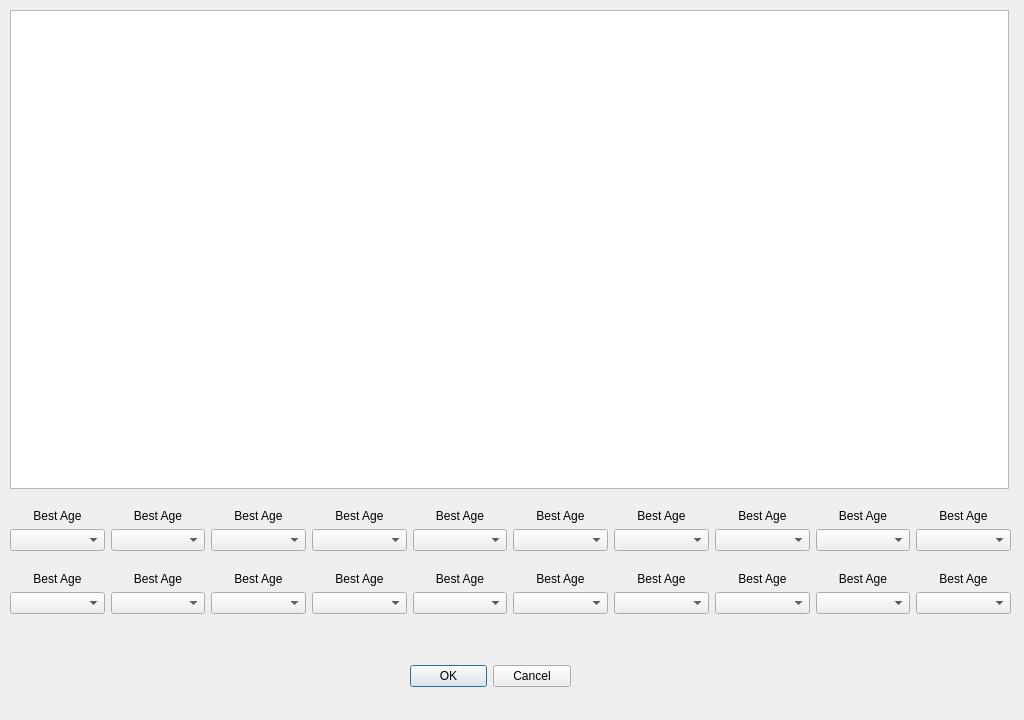
Before: the Qt Designer form ui/import_wizard.ui in kathrynmetcalf/GeoCORK, drawn with Qt 5.
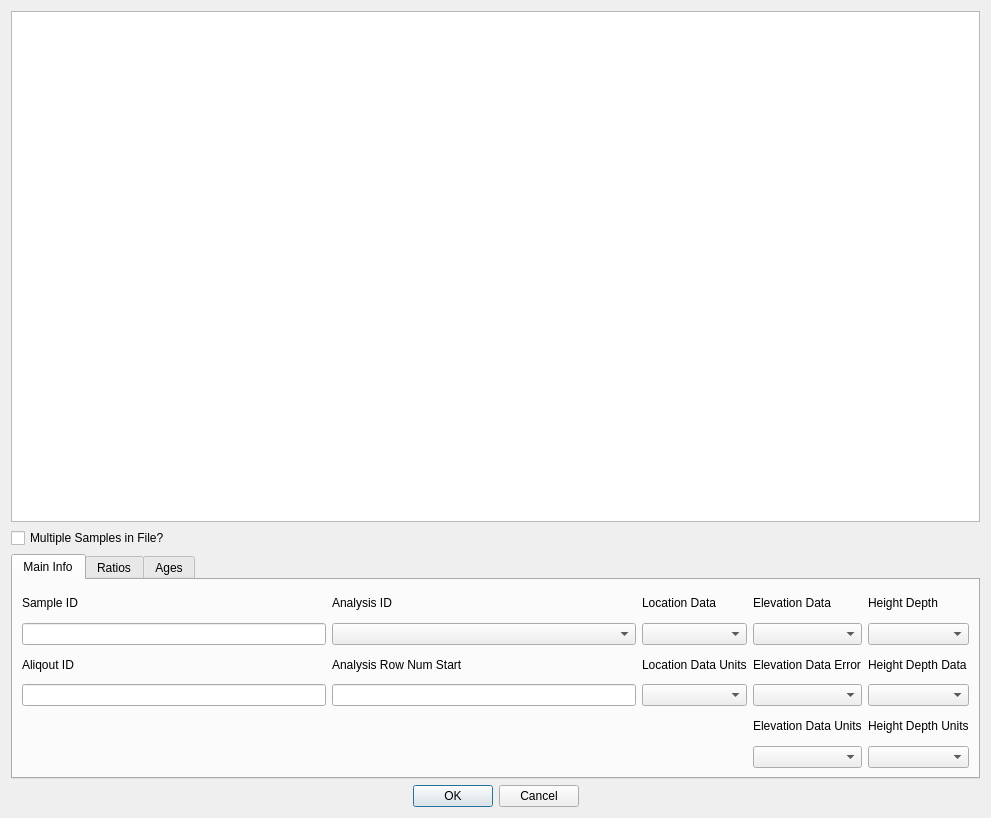
After: the same form once the commit is applied.

Diff of the .ui file:
```diff
--- a/ui/import_wizard.ui
+++ b/ui/import_wizard.ui
@@ -6,323 +6,503 @@
    <rect>
     <x>0</x>
     <y>0</y>
-    <width>1024</width>
-    <height>720</height>
+    <width>991</width>
+    <height>818</height>
    </rect>
   </property>
   <property name="minimumSize">
    <size>
-    <width>1024</width>
-    <height>720</height>
+    <width>512</width>
+    <height>360</height>
    </size>
   </property>
   <property name="maximumSize">
    <size>
-    <width>1024</width>
-    <height>720</height>
+    <width>9999999</width>
+    <height>9999999</height>
    </size>
   </property>
   <property name="windowTitle">
    <string>Dialog</string>
   </property>
-  <widget class="QDialogButtonBox" name="buttonBox">
-   <property name="geometry">
-    <rect>
-     <x>410</x>
-     <y>660</y>
-     <width>161</width>
-     <height>32</height>
-    </rect>
-   </property>
-   <property name="orientation">
-    <enum>Qt::Horizontal</enum>
-   </property>
-   <property name="standardButtons">
-    <set>QDialogButtonBox::Cancel|QDialogButtonBox::Ok</set>
-   </property>
-  </widget>
-  <widget class="QWidget" name="gridLayoutWidget_2">
-   <property name="geometry">
-    <rect>
-     <x>10</x>
-     <y>493</y>
-     <width>1001</width>
-     <height>121</height>
-    </rect>
-   </property>
-   <layout class="QGridLayout" name="gridLayout_2">
-    <item row="3" column="0">
-     <widget class="QComboBox" name="comboBox"/>
-    </item>
-    <item row="3" column="2">
-     <widget class="QComboBox" name="comboBox_3"/>
-    </item>
-    <item row="3" column="7">
-     <widget class="QComboBox" name="comboBox_6"/>
-    </item>
-    <item row="6" column="0">
-     <widget class="QLabel" name="label_11">
+  <layout class="QVBoxLayout" name="verticalLayout">
+   <item>
+    <widget class="QTableView" name="tableView">
+     <property name="statusTip">
+      <string/>
+     </property>
+     <property name="whatsThis">
+      <string/>
+     </property>
+    </widget>
+   </item>
+   <item>
+    <widget class="QCheckBox" name="checkBox">
+     <property name="text">
+      <string>Multiple Samples in File?</string>
+     </property>
+    </widget>
+   </item>
+   <item>
+    <widget class="QTabWidget" name="tabWidget">
+     <property name="maximumSize">
+      <size>
+       <width>16777215</width>
+       <height>225</height>
+      </size>
+     </property>
+     <property name="currentIndex">
+      <number>0</number>
+     </property>
+     <widget class="QWidget" name="maininfo_tab">
+      <attribute name="title">
+       <string>Main Info</string>
+      </attribute>
+      <layout class="QGridLayout" name="gridLayout_3">
+       <item row="0" column="1">
+        <widget class="QLabel" name="label_20">
       <property name="text">
-       <string>Best Age</string>
-      </property>
-      <property name="alignment">
-       <set>Qt::AlignBottom|Qt::AlignHCenter</set>
+          <string>Analysis ID</string>
+         </property>
+         <property name="wordWrap">
+          <bool>true</bool>
       </property>
      </widget>
     </item>
-    <item row="3" column="3">
-     <widget class="QComboBox" name="comboBox_4"/>
-    </item>
-    <item row="3" column="12">
-     <widget class="QComboBox" name="comboBox_9"/>
-    </item>
-    <item row="3" column="1">
-     <widget class="QComboBox" name="comboBox_2"/>
-    </item>
-    <item row="3" column="8">
-     <widget class="QComboBox" name="comboBox_7"/>
-    </item>
-    <item row="3" column="13">
-     <widget class="QComboBox" name="comboBox_10"/>
-    </item>
-    <item row="3" column="4">
-     <widget class="QComboBox" name="comboBox_5"/>
-    </item>
-    <item row="7" column="0">
+       <item row="1" column="4">
      <widget class="QComboBox" name="comboBox_11"/>
     </item>
-    <item row="7" column="1">
-     <widget class="QComboBox" name="comboBox_12"/>
-    </item>
-    <item row="1" column="0">
-     <widget class="QLabel" name="label">
-      <property name="text">
-       <string>Best Age</string>
-      </property>
-      <property name="alignment">
-       <set>Qt::AlignBottom|Qt::AlignHCenter</set>
-      </property>
-     </widget>
-    </item>
-    <item row="3" column="10">
-     <widget class="QComboBox" name="comboBox_8"/>
-    </item>
-    <item row="6" column="1">
-     <widget class="QLabel" name="label_13">
-      <property name="text">
-       <string>Best Age</string>
-      </property>
-      <property name="alignment">
-       <set>Qt::AlignBottom|Qt::AlignHCenter</set>
-      </property>
-     </widget>
-    </item>
-    <item row="7" column="2">
-     <widget class="QComboBox" name="comboBox_13"/>
-    </item>
-    <item row="7" column="3">
-     <widget class="QComboBox" name="comboBox_14"/>
-    </item>
-    <item row="7" column="4">
-     <widget class="QComboBox" name="comboBox_16"/>
-    </item>
-    <item row="7" column="7">
-     <widget class="QComboBox" name="comboBox_15"/>
-    </item>
-    <item row="7" column="8">
-     <widget class="QComboBox" name="comboBox_17"/>
-    </item>
-    <item row="6" column="2">
-     <widget class="QLabel" name="label_17">
-      <property name="text">
-       <string>Best Age</string>
-      </property>
-      <property name="alignment">
-       <set>Qt::AlignBottom|Qt::AlignHCenter</set>
-      </property>
-     </widget>
-    </item>
-    <item row="6" column="3">
-     <widget class="QLabel" name="label_16">
-      <property name="text">
-       <string>Best Age</string>
-      </property>
-      <property name="alignment">
-       <set>Qt::AlignBottom|Qt::AlignHCenter</set>
-      </property>
-     </widget>
-    </item>
-    <item row="6" column="4">
-     <widget class="QLabel" name="label_15">
-      <property name="text">
-       <string>Best Age</string>
-      </property>
-      <property name="alignment">
-       <set>Qt::AlignBottom|Qt::AlignHCenter</set>
-      </property>
-     </widget>
-    </item>
-    <item row="6" column="7">
+       <item row="3" column="2">
+        <widget class="QComboBox" name="comboBox_5"/>
+       </item>
+       <item row="2" column="0">
      <widget class="QLabel" name="label_19">
       <property name="text">
-       <string>Best Age</string>
-      </property>
-      <property name="alignment">
-       <set>Qt::AlignBottom|Qt::AlignHCenter</set>
+          <string>Aliqout ID</string>
+         </property>
+         <property name="wordWrap">
+          <bool>true</bool>
       </property>
      </widget>
     </item>
-    <item row="6" column="8">
+       <item row="3" column="0">
+        <widget class="QLineEdit" name="lineEdit_2">
+         <property name="toolTip">
+          <string>Aliqout ID must be unique</string>
+         </property>
+        </widget>
+       </item>
+       <item row="0" column="0">
      <widget class="QLabel" name="label_18">
-      <property name="text">
-       <string>Best Age</string>
-      </property>
-      <property name="alignment">
-       <set>Qt::AlignBottom|Qt::AlignHCenter</set>
-      </property>
-     </widget>
-    </item>
-    <item row="6" column="10">
-     <widget class="QLabel" name="label_20">
+         <property name="toolTip">
+          <string>Sample ID must be unique</string>
+         </property>
       <property name="text">
-       <string>Best Age</string>
-      </property>
-      <property name="alignment">
-       <set>Qt::AlignBottom|Qt::AlignHCenter</set>
+          <string>Sample ID</string>
+         </property>
+         <property name="wordWrap">
+          <bool>true</bool>
       </property>
      </widget>
     </item>
-    <item row="6" column="12">
-     <widget class="QLabel" name="label_22">
-      <property name="text">
-       <string>Best Age</string>
-      </property>
-      <property name="alignment">
-       <set>Qt::AlignBottom|Qt::AlignHCenter</set>
-      </property>
-     </widget>
-    </item>
-    <item row="6" column="13">
+       <item row="3" column="1">
+        <widget class="QLineEdit" name="lineEdit_3"/>
+       </item>
+       <item row="2" column="1">
      <widget class="QLabel" name="label_21">
       <property name="text">
-       <string>Best Age</string>
-      </property>
-      <property name="alignment">
-       <set>Qt::AlignBottom|Qt::AlignHCenter</set>
+          <string>Analysis Row Num Start</string>
+         </property>
+         <property name="wordWrap">
+          <bool>true</bool>
       </property>
      </widget>
     </item>
-    <item row="1" column="1">
-     <widget class="QLabel" name="label_4">
+       <item row="2" column="2">
+        <widget class="QLabel" name="label_23">
       <property name="text">
-       <string>Best Age</string>
-      </property>
-      <property name="alignment">
-       <set>Qt::AlignBottom|Qt::AlignHCenter</set>
+          <string>Location Data Units</string>
+         </property>
+         <property name="wordWrap">
+          <bool>true</bool>
       </property>
      </widget>
     </item>
+       <item row="1" column="3">
+        <widget class="QComboBox" name="comboBox_6"/>
+       </item>
+       <item row="1" column="0">
+        <widget class="QLineEdit" name="lineEdit">
+         <property name="toolTip">
+          <string>Sample ID must be unique</string>
+         </property>
+         <property name="whatsThis">
+          <string/>
+         </property>
+        </widget>
+       </item>
+       <item row="0" column="2">
+        <widget class="QLabel" name="label_22">
+         <property name="text">
+          <string>Location Data</string>
+         </property>
+         <property name="wordWrap">
+          <bool>true</bool>
+         </property>
+        </widget>
+       </item>
+       <item row="5" column="3">
+        <widget class="QComboBox" name="comboBox_8"/>
+       </item>
+       <item row="5" column="4">
+        <widget class="QComboBox" name="comboBox_9"/>
+       </item>
     <item row="1" column="2">
-     <widget class="QLabel" name="label_3">
+        <widget class="QComboBox" name="comboBox_4"/>
+       </item>
+       <item row="3" column="4">
+        <widget class="QComboBox" name="comboBox_10"/>
+       </item>
+       <item row="1" column="1">
+        <widget class="QComboBox" name="comboBox_3"/>
+       </item>
+       <item row="3" column="3">
+        <widget class="QComboBox" name="comboBox_7"/>
+       </item>
+       <item row="4" column="3">
+        <widget class="QLabel" name="label_24">
       <property name="text">
-       <string>Best Age</string>
-      </property>
-      <property name="alignment">
-       <set>Qt::AlignBottom|Qt::AlignHCenter</set>
-      </property>
-     </widget>
+          <string>Elevation Data Units</string>
+         </property>
+         <property name="wordWrap">
+          <bool>true</bool>
+         </property>
+        </widget>
+       </item>
+       <item row="4" column="4">
+        <widget class="QLabel" name="label_25">
+         <property name="text">
+          <string>Height Depth Units</string>
+         </property>
+         <property name="wordWrap">
+          <bool>true</bool>
+         </property>
+        </widget>
+       </item>
+       <item row="2" column="3">
+        <widget class="QLabel" name="label_26">
+         <property name="text">
+          <string>Elevation Data Error</string>
+         </property>
+         <property name="wordWrap">
+          <bool>true</bool>
+         </property>
+        </widget>
+       </item>
+       <item row="2" column="4">
+        <widget class="QLabel" name="label_27">
+         <property name="text">
+          <string>Height Depth Data</string>
+         </property>
+         <property name="wordWrap">
+          <bool>true</bool>
+         </property>
+        </widget>
+       </item>
+       <item row="0" column="3">
+        <widget class="QLabel" name="label_28">
+         <property name="text">
+          <string>Elevation Data</string>
+         </property>
+         <property name="wordWrap">
+          <bool>true</bool>
+         </property>
+        </widget>
+       </item>
+       <item row="0" column="4">
+        <widget class="QLabel" name="label_29">
+         <property name="text">
+          <string>Height Depth</string>
+         </property>
+         <property name="wordWrap">
+          <bool>true</bool>
+         </property>
+        </widget>
+       </item>
+      </layout>
+     </widget>
+     <widget class="QWidget" name="ratios_tab">
+      <attribute name="title">
+       <string>Ratios</string>
+      </attribute>
+      <layout class="QGridLayout" name="gridLayout_2">
+       <item row="3" column="1">
+        <widget class="QLabel" name="label_10">
+         <property name="text">
+          <string>Pb206 / Pb207 Ratio Sigma</string>
+         </property>
+         <property name="wordWrap">
+          <bool>true</bool>
+         </property>
+        </widget>
+       </item>
+       <item row="2" column="1">
+        <widget class="QComboBox" name="pb206pb207ratio_combobox"/>
+       </item>
+       <item row="5" column="3">
+        <widget class="QComboBox" name="pb206U2387ratiosigma_combobox"/>
+       </item>
+       <item row="3" column="0">
+        <widget class="QLabel" name="label_15">
+         <property name="text">
+          <string>U / Th Ratio</string>
+         </property>
+        </widget>
+       </item>
+       <item row="2" column="2">
+        <widget class="QComboBox" name="pb207U235ratio_combobox"/>
+       </item>
+       <item row="5" column="2">
+        <widget class="QComboBox" name="pb207U235ratiosigma_combobox"/>
+       </item>
+       <item row="0" column="2">
+        <widget class="QLabel" name="label_14">
+         <property name="text">
+          <string>Pb207 / U235 Ratio</string>
+         </property>
+         <property name="wordWrap">
+          <bool>true</bool>
+         </property>
+        </widget>
+       </item>
+       <item row="5" column="0">
+        <widget class="QComboBox" name="comboBox_2"/>
+       </item>
+       <item row="0" column="3">
+        <widget class="QLabel" name="label_12">
+         <property name="text">
+          <string>Pb206 / U238 Ratio</string>
+         </property>
+         <property name="wordWrap">
+          <bool>true</bool>
+         </property>
+        </widget>
+       </item>
+       <item row="5" column="1">
+        <widget class="QComboBox" name="pb206pb207ratiosigma_combobox"/>
+       </item>
+       <item row="0" column="0">
+        <widget class="QLabel" name="label_13">
+         <property name="text">
+          <string>Pb206 / Pb204 Ratio</string>
+         </property>
+        </widget>
+       </item>
+       <item row="2" column="0">
+        <widget class="QComboBox" name="comboBox"/>
+       </item>
+       <item row="3" column="2">
+        <widget class="QLabel" name="label_11">
+         <property name="text">
+          <string>Pb207 / U235 Ratio Sigma</string>
+         </property>
+         <property name="wordWrap">
+          <bool>true</bool>
+         </property>
+        </widget>
+       </item>
+       <item row="3" column="3">
+        <widget class="QLabel" name="label_16">
+         <property name="text">
+          <string>Pb206 / U238 Ratio Sigma</string>
+         </property>
+         <property name="wordWrap">
+          <bool>true</bool>
+         </property>
+        </widget>
+       </item>
+       <item row="0" column="1">
+        <widget class="QLabel" name="label_17">
+         <property name="text">
+          <string>Pb206 / Pb207 Ratio</string>
+         </property>
+         <property name="wordWrap">
+          <bool>true</bool>
+         </property>
+        </widget>
+       </item>
+       <item row="4" column="0">
+        <widget class="QCheckBox" name="UThratio_checkbox">
+         <property name="text">
+          <string>Inverse?</string>
+         </property>
+        </widget>
+       </item>
+       <item row="2" column="3">
+        <widget class="QComboBox" name="pb206U2387ratio_combobox"/>
+       </item>
+       <item row="1" column="0">
+        <widget class="QCheckBox" name="Pb206Pb204ratio_checkbox">
+         <property name="text">
+          <string>Inverse?</string>
+         </property>
+        </widget>
+       </item>
+      </layout>
+     </widget>
+     <widget class="QWidget" name="ages_tab">
+      <attribute name="title">
+       <string>Ages</string>
+      </attribute>
+      <layout class="QGridLayout" name="gridLayout">
+       <item row="3" column="1">
+        <widget class="QComboBox" name="accepted_combobox"/>
     </item>
     <item row="1" column="3">
+        <widget class="QComboBox" name="pb206pb207age_combobox"/>
+       </item>
+       <item row="3" column="0">
+        <widget class="QComboBox" name="bestagesigma_combobox"/>
+       </item>
+       <item row="1" column="6">
+        <widget class="QComboBox" name="pb207U235age_combobox"/>
+       </item>
+       <item row="0" column="1">
      <widget class="QLabel" name="label_2">
       <property name="text">
-       <string>Best Age</string>
-      </property>
-      <property name="alignment">
-       <set>Qt::AlignBottom|Qt::AlignHCenter</set>
+          <string>Concordance / Discordance</string>
+         </property>
+         <property name="wordWrap">
+          <bool>true</bool>
       </property>
      </widget>
     </item>
-    <item row="1" column="4">
-     <widget class="QLabel" name="label_5">
+       <item row="1" column="0">
+        <widget class="QComboBox" name="bestages_combobox"/>
+       </item>
+       <item row="1" column="1">
+        <widget class="QComboBox" name="concordance_combobox"/>
+       </item>
+       <item row="2" column="7">
+        <widget class="QLabel" name="label_9">
       <property name="text">
-       <string>Best Age</string>
-      </property>
-      <property name="alignment">
-       <set>Qt::AlignBottom|Qt::AlignHCenter</set>
+          <string>Pb206 / U238 Age</string>
+         </property>
+         <property name="wordWrap">
+          <bool>true</bool>
       </property>
      </widget>
     </item>
-    <item row="1" column="7">
+       <item row="0" column="3">
+        <widget class="QLabel" name="label_4">
+         <property name="text">
+          <string>Pb206 / Pb207 Age</string>
+         </property>
+         <property name="wordWrap">
+          <bool>true</bool>
+         </property>
+        </widget>
+       </item>
+       <item row="0" column="6">
      <widget class="QLabel" name="label_6">
       <property name="text">
-       <string>Best Age</string>
-      </property>
-      <property name="alignment">
-       <set>Qt::AlignBottom|Qt::AlignHCenter</set>
+          <string>Pb207 / U235 Age</string>
+         </property>
+         <property name="wordWrap">
+          <bool>true</bool>
       </property>
      </widget>
     </item>
-    <item row="1" column="8">
+       <item row="3" column="7">
+        <widget class="QComboBox" name="pb206U2387agesigma_combobox"/>
+       </item>
+       <item row="2" column="6">
      <widget class="QLabel" name="label_7">
       <property name="text">
-       <string>Best Age</string>
-      </property>
-      <property name="alignment">
-       <set>Qt::AlignBottom|Qt::AlignHCenter</set>
+          <string>Pb207 / U235 Age Sigma</string>
+         </property>
+         <property name="wordWrap">
+          <bool>true</bool>
       </property>
      </widget>
     </item>
-    <item row="1" column="10">
+       <item row="2" column="0">
+        <widget class="QLabel" name="label">
+         <property name="text">
+          <string>Best Age Sigma</string>
+         </property>
+        </widget>
+       </item>
+       <item row="1" column="7">
+        <widget class="QComboBox" name="pb206U2387age_combobox"/>
+       </item>
+       <item row="2" column="3">
+        <widget class="QLabel" name="label_5">
+         <property name="text">
+          <string>Pb206 / Pb207 Age Sigma</string>
+         </property>
+         <property name="wordWrap">
+          <bool>true</bool>
+         </property>
+        </widget>
+       </item>
+       <item row="2" column="1">
+        <widget class="QLabel" name="label_3">
+         <property name="text">
+          <string>Accepted / Rejected</string>
+         </property>
+         <property name="wordWrap">
+          <bool>true</bool>
+         </property>
+        </widget>
+       </item>
+       <item row="0" column="7">
      <widget class="QLabel" name="label_8">
       <property name="text">
-       <string>Best Age</string>
-      </property>
-      <property name="alignment">
-       <set>Qt::AlignBottom|Qt::AlignHCenter</set>
+          <string>Pb206 / U238 Age</string>
+         </property>
+         <property name="wordWrap">
+          <bool>true</bool>
       </property>
      </widget>
     </item>
-    <item row="1" column="12">
-     <widget class="QLabel" name="label_9">
-      <property name="text">
-       <string>Best Age</string>
-      </property>
-      <property name="alignment">
-       <set>Qt::AlignBottom|Qt::AlignHCenter</set>
-      </property>
-     </widget>
-    </item>
-    <item row="1" column="13">
-     <widget class="QLabel" name="label_10">
+       <item row="3" column="6">
+        <widget class="QComboBox" name="pb207U235agesigma_combobox"/>
+       </item>
+       <item row="3" column="3">
+        <widget class="QComboBox" name="pb206pb207agesigma_combobox"/>
+       </item>
+       <item row="0" column="0">
+        <widget class="QLabel" name="label2">
       <property name="text">
-       <string>Best Age</string>
-      </property>
-      <property name="alignment">
-       <set>Qt::AlignBottom|Qt::AlignHCenter</set>
-      </property>
-     </widget>
-    </item>
-    <item row="7" column="10">
-     <widget class="QComboBox" name="comboBox_18"/>
-    </item>
-    <item row="7" column="12">
-     <widget class="QComboBox" name="comboBox_19"/>
-    </item>
-    <item row="7" column="13">
-     <widget class="QComboBox" name="comboBox_20"/>
-    </item>
-   </layout>
-  </widget>
-  <widget class="QTableView" name="tableView">
-   <property name="geometry">
-    <rect>
-     <x>10</x>
-     <y>10</y>
-     <width>999</width>
-     <height>479</height>
-    </rect>
-   </property>
-  </widget>
+          <string>Best Ages</string>
+         </property>
+        </widget>
+       </item>
+      </layout>
+     </widget>
+    </widget>
+   </item>
+   <item>
+    <widget class="QDialogButtonBox" name="buttonBox">
+     <property name="toolTip">
+      <string extracomment="SAMple id must be unique"/>
+     </property>
+     <property name="toolTipDuration">
+      <number>10</number>
+     </property>
+     <property name="orientation">
+      <enum>Qt::Horizontal</enum>
+     </property>
+     <property name="standardButtons">
+      <set>QDialogButtonBox::Cancel|QDialogButtonBox::Ok</set>
+     </property>
+     <property name="centerButtons">
+      <bool>true</bool>
+     </property>
+    </widget>
+   </item>
+  </layout>
  </widget>
  <resources/>
  <connections>
```
Left out of the diff: 3 changed lines with no effect on the pictures. Lines whose indentation alone changed are shown as unchanged.
